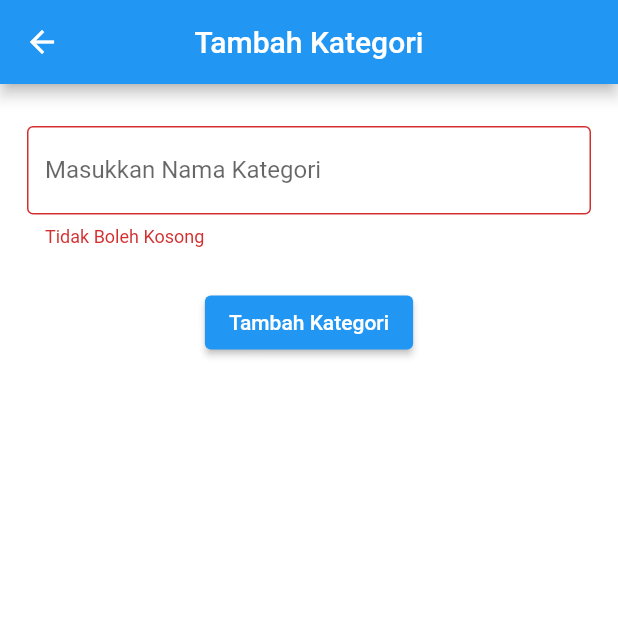
After one commit to DeFaustus/PBL-kasir-flutter, a Flutter app: the TambahKategori screen opened directly, after a tap on "Tambah Kategori", on a phone screen of 412 x 824 dp, the top half of it. The commit adds this screen. Run offline on Flutter 3.47's test engine with Material 2 defaults, Android fonts, the phone set to English and light mode, and no system bars; our stand-ins replace animated_splash_screen, page_transition, shared_preferences; accounts and stored records are empty; network calls fail.

Commit message:
tambah kategori

```diff
--- a/lib/main.dart
+++ b/lib/main.dart
@@ -4,6 +4,7 @@ import 'package:flutter/material.dart';
 import 'package:page_transition/page_transition.dart';
 import 'package:pbl_kasir/widgets/home/homepage.dart';
 import 'package:pbl_kasir/widgets/karyawan/karyawan.dart';
+import 'package:pbl_kasir/widgets/kategori/kategori.dart';
 import 'package:pbl_kasir/widgets/laporan/laporan.dart';
 import 'package:pbl_kasir/widgets/laporan/laporan_pembelian.dart';
 import 'package:pbl_kasir/widgets/laporan/laporan_penjualan.dart';
@@ -109,6 +110,13 @@ class MyApp extends StatelessWidget {
               childCurrent: this,
               duration: Duration(milliseconds: 250),
             );
+          case '/kategori':
+            return PageTransition(
+              child: const Kategori(),
+              type: PageTransitionType.leftToRight,
+              childCurrent: this,
+              duration: Duration(milliseconds: 250),
+            );
           default:
             return null;
         }
--- /dev/null
+++ b/lib/models/kategori.dart
@@ -0,0 +1,20 @@
+// ignore_for_file: non_constant_identifier_names
+
+import 'package:json_annotation/json_annotation.dart';
+part 'kategori.g.dart';
+
+@JsonSerializable(explicitToJson: true)
+class Kategori {
+  int kategori_id;
+  String nama;
+  DateTime created_at;
+  DateTime updated_at;
+  Kategori(
+      {required this.kategori_id,
+      required this.nama,
+      required this.created_at,
+      required this.updated_at});
+  factory Kategori.fromJson(Map<String, dynamic> json) =>
+      _$KategoriFromJson(json);
+  Map<String, dynamic> toJson() => _$KategoriToJson(this);
+}
--- /dev/null
+++ b/lib/widgets/kategori/tambah_kategori.dart
@@ -0,0 +1,98 @@
+import 'dart:convert';
+
+import 'package:flutter/material.dart';
+import 'package:pbl_kasir/utils/auth.dart';
+import 'package:pbl_kasir/utils/base_url.dart';
+import 'package:http/http.dart' as http;
+
+class TambahKategori extends StatefulWidget {
+  const TambahKategori({super.key});
+
+  @override
+  State<TambahKategori> createState() => _TambahKategoriState();
+}
+
+class _TambahKategoriState extends State<TambahKategori> {
+  final _formKeyBarang = GlobalKey<FormState>();
+  TextEditingController kategori = TextEditingController();
+  bool isLoading = false;
+  Future<void> tambahKategori() async {
+    try {
+      Uri url = Uri.parse(BaseUrl.url + '/tambahkategori');
+      var response = await http.post(
+        url,
+        headers: <String, String>{
+          'Content-Type': 'application/json; charset=UTF-8',
+          'Authorization': Auth.token
+        },
+        body: jsonEncode(
+          <String, String>{
+            'nama': kategori.text,
+          },
+        ),
+      );
+      print(response.body);
+      setState(() {
+        isLoading = false;
+      });
+      Navigator.pop(context);
+    } catch (e) {
+      throw new FormatException(e.toString());
+    }
+  }
+
+  @override
+  Widget build(BuildContext context) {
+    return Scaffold(
+      appBar: AppBar(
+        title: const Text("Tambah Kategori"),
+        centerTitle: true,
+      ),
+      body: isLoading == true
+          ? Center(child: CircularProgressIndicator())
+          : Padding(
+              padding: const EdgeInsets.all(8.0),
+              child: Padding(
+                padding: const EdgeInsets.all(10),
+                child: Form(
+                  key: _formKeyBarang,
+                  child: Column(
+                    children: [
+                      Padding(
+                        padding: const EdgeInsets.only(top: 10, bottom: 10),
+                        child: TextFormField(
+                          decoration: const InputDecoration(
+                            border: OutlineInputBorder(),
+                            labelText: 'Masukkan Nama Kategori',
+                          ),
+                          controller: kategori,
+                          validator: (value) {
+                            if (value == null || value.isEmpty) {
+                              return 'Tidak Boleh Kosong';
+                            }
+                            return null;
+                          },
+                        ),
+                      ),
+                      Padding(
+                        padding: const EdgeInsets.symmetric(vertical: 16.0),
+                        child: ElevatedButton(
+                          onPressed: () {
+                            if (_formKeyBarang.currentState!.validate()) {
+                              setState(() {
+                                isLoading = true;
+                              });
+                              tambahKategori();
+                            }
+                          },
+                          child: const Text('Tambah Kategori'),
+                        ),
+                      ),
+                    ],
+                  ),
+                ),
+              ),
+            ),
+    );
+  }
+}
--- a/lib/widgets/splash_screen.dart
+++ b/lib/widgets/splash_screen.dart
@@ -30,7 +30,8 @@ class _SplashScreenWidgetState extends State<SplashScreenWidget> {
       login = Auth.isLogin;
       Auth.name = name.toString();
       Auth.email = email.toString();
-      Auth.isAdmin = isAdmin as bool;
+      isAdmin == null ? Auth.isAdmin = false : Auth.isAdmin = true;
+      // Auth.isAdmin = isAdmin as bool;
     });
     print(Auth.isLogin);
   }
--- a/lib/widgets/stok/stok_home.dart
+++ b/lib/widgets/stok/stok_home.dart
@@ -94,7 +94,7 @@ class _StokHomePageState extends State<StokHomePage> {
                         crossAxisAlignment: CrossAxisAlignment.start,
                         children: [
                           Text(
-                            "Celana Jeans Emba Ukuran Xl",
+                            "Celana Jeans Ukuran Xl",
                             style: TextStyle(
                                 fontSize: 20, fontWeight: FontWeight.bold),
                           ),
```
Also changed, not shown: lib/models/kategori_response.dart (added, +18 -0 lines), lib/widgets/auth/login.dart (+10 -3 lines), lib/widgets/home/homepage.dart (+19 -6 lines), lib/widgets/kategori/kategori.dart (added, +107 -0 lines), lib/widgets/stok/tambah_barang.dart (+8 -29 lines), lib/models/kategori.g.dart (added), lib/models/kategori_response.g.dart (added).
